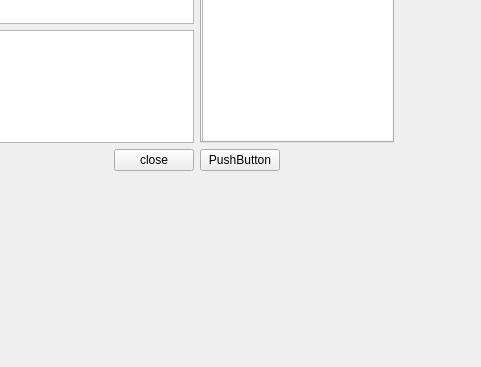
RG-TingMeng/learngit, file TCP/serverwidget.ui: the form before one commit; both pictures show x 276 to 757 and y 119 to 486 of the 757 by 486 pixel window.
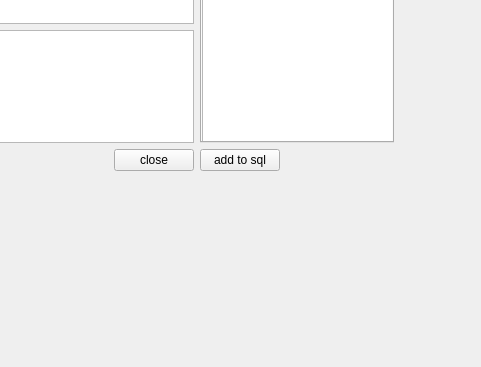
The form after the commit.

Diff of the .ui file:
```diff
--- a/TCP/serverwidget.ui
+++ b/TCP/serverwidget.ui
@@ -13,7 +13,7 @@
   <property name="windowTitle">
    <string>ServerWidget</string>
   </property>
-  <widget class="QWidget" name="">
+  <widget class="QWidget" name="layoutWidget">
    <property name="geometry">
     <rect>
      <x>20</x>
@@ -136,7 +136,7 @@
         <item>
          <widget class="QPushButton" name="pushButton">
           <property name="text">
-           <string>PushButton</string>
+           <string>add to sql</string>
           </property>
          </widget>
         </item>
```
Left out of the diff: 10 changed lines with no effect on the pictures.
